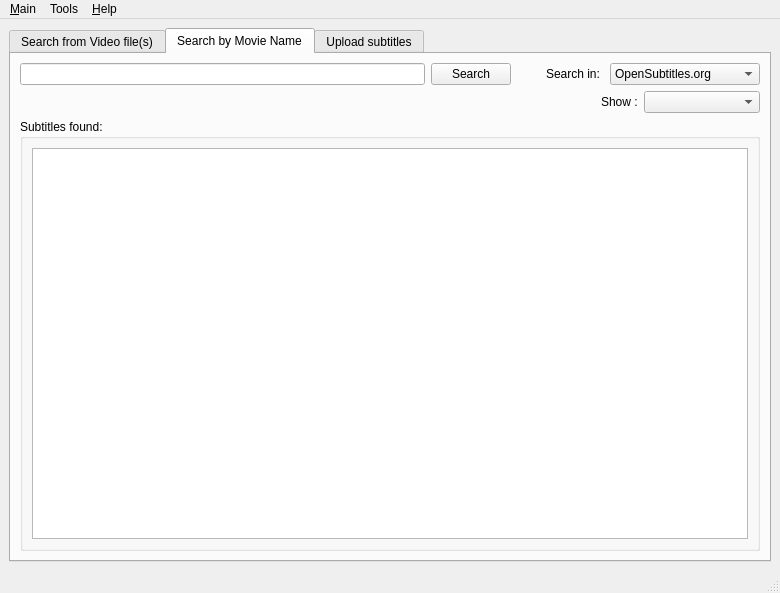
The window that gui/main.ui (mamboitaliano21/subdownloader) describes before a commit, drawn with Qt 5.
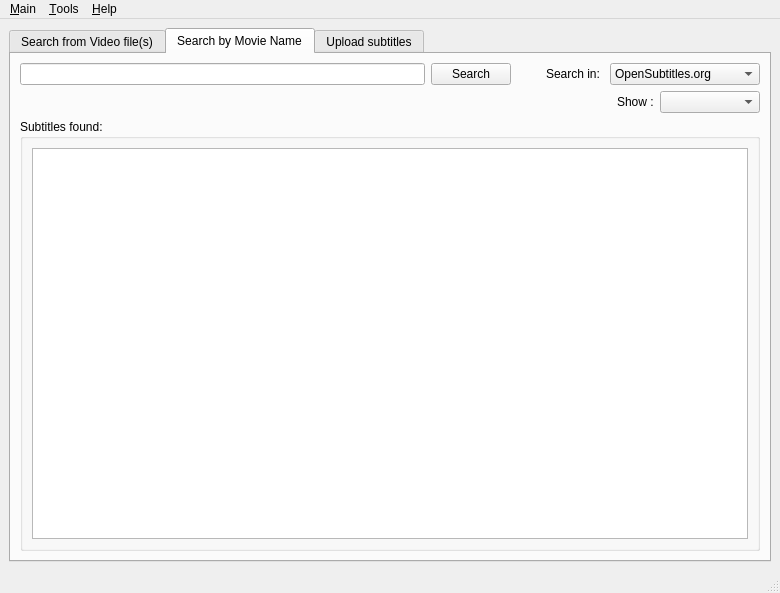
The same window after the commit. The open tabs and pages were chosen to show the change. Icons and pictures are not drawn. Custom widgets are drawn as their Qt base class.

Diff of the .ui file:
```diff
--- a/gui/main.ui
+++ b/gui/main.ui
@@ -295,7 +295,7 @@
                <enum>Qt::Horizontal</enum>
               </property>
               <property name="sizeType" >
-               <enum>QSizePolicy::Minimum</enum>
+               <enum>QSizePolicy::Expanding</enum>
               </property>
               <property name="sizeHint" stdset="0" >
                <size>
@@ -807,7 +807,7 @@
    </widget>
    <widget class="QMenu" name="menuOptions" >
     <property name="title" >
-     <string>Tools</string>
+     <string>&amp;Tools</string>
     </property>
     <addaction name="action_ShowPreferences" />
    </widget>
```
Left out of the diff: 2 changed lines with no effect on the pictures.
